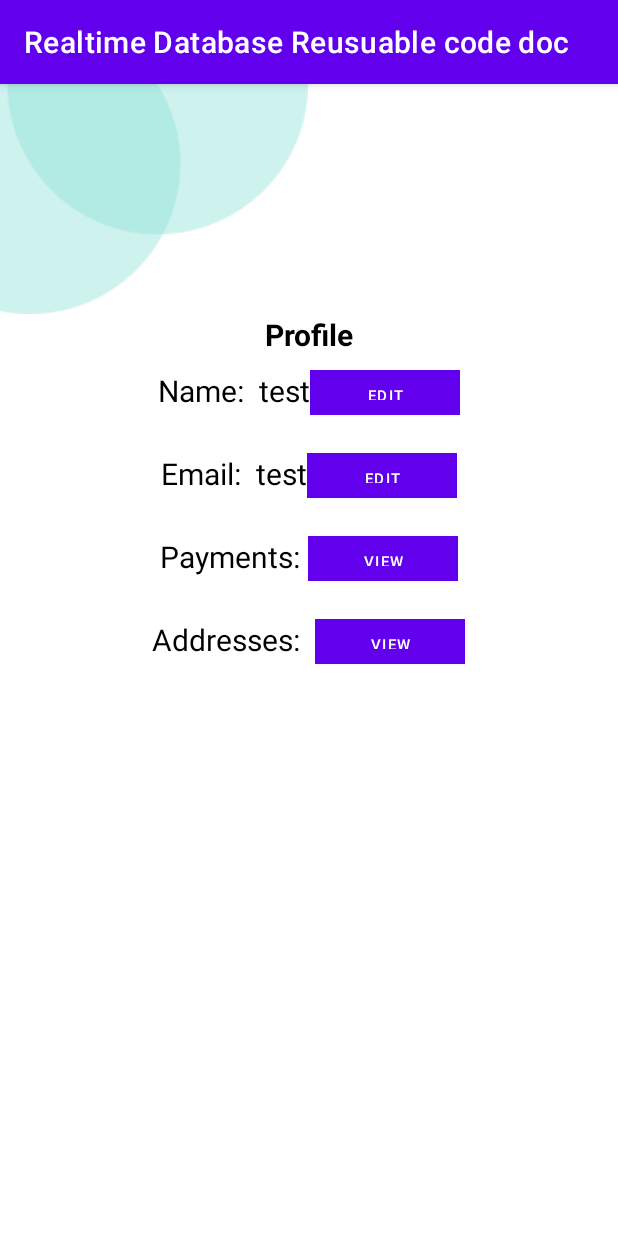
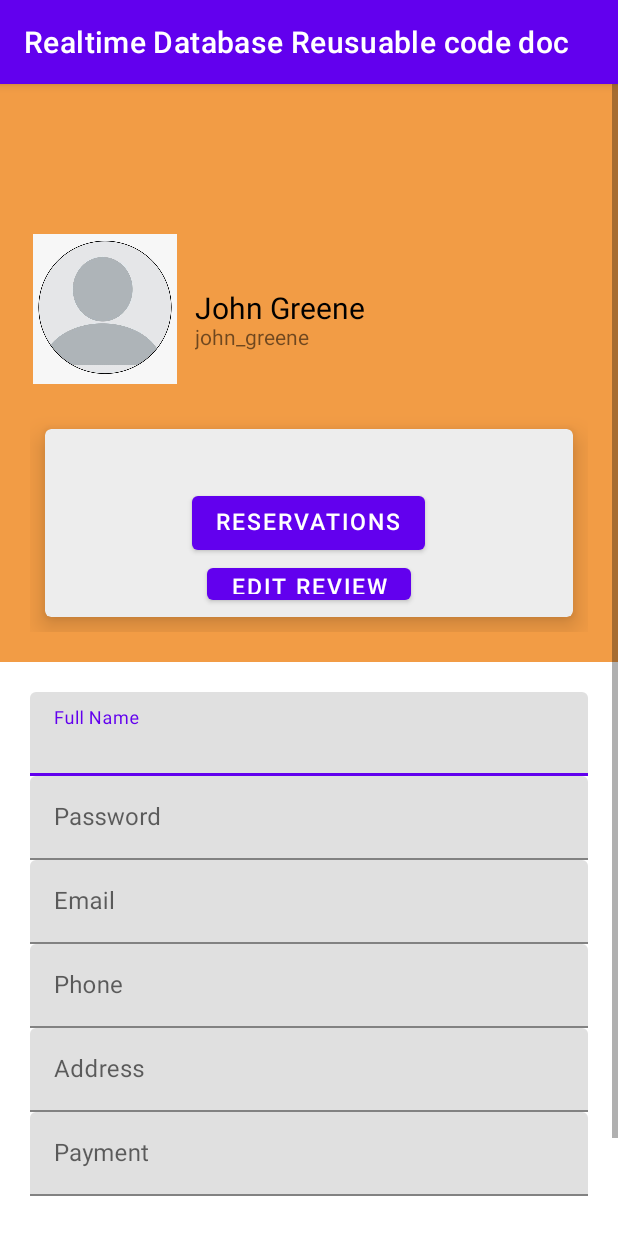
Before and after one commit to theoyugenco/Realtime-Database-Reusuable-Code, an Android app: the Profile screen opened directly, with no data from a screen before it, on a phone screen of 412 x 824 dp. Run offline under Robolectric (Android 15) with nearby library versions, the light colour scheme and no system bars; our stand-ins replace Firebase (no records; nobody signed in at launch, a user with empty details on screens opened directly).

Commit message:
Updated Reservation and Review Buttons

```diff
--- a/RealtimeDatabaseReusuablecodedoc/app/src/main/res/layout/activity_profile.xml
+++ b/RealtimeDatabaseReusuablecodedoc/app/src/main/res/layout/activity_profile.xml
@@ -1,179 +1,172 @@
 <?xml version="1.0" encoding="utf-8"?>
-<LinearLayout xmlns:android="http://schemas.android.com/apk/res/android"
+<ScrollView xmlns:android="http://schemas.android.com/apk/res/android"
     xmlns:app="http://schemas.android.com/apk/res-auto"
     xmlns:tools="http://schemas.android.com/tools"
     android:layout_width="match_parent"
     android:layout_height="match_parent"
-    android:orientation="vertical"
     android:background="@color/design_default_color_background"
     tools:context=".Profile">
 
+    <LinearLayout
+        android:layout_width="match_parent"
+        android:layout_height="match_parent"
+        android:orientation="vertical">
+
+        <RelativeLayout
+            android:layout_width="match_parent"
+            android:layout_height="300dp"
+            android:padding="20dp"
+            android:background="#f29c45">
+
             <ImageView
-        android:id="@+id/shape"
+                android:id="@+id/user_image"
+                android:layout_width="100dp"
+                android:layout_height="100dp"
+                android:src="@drawable/empty_user"
+                android:layout_centerVertical="true"/>
+
+            <TextView
+                android:id="@+id/name_field"
                 android:layout_width="wrap_content"
                 android:layout_height="wrap_content"
-        android:src="@drawable/shape"/>
-
-
-
+                android:layout_centerVertical="true"
+                android:layout_marginLeft="10dp"
+                android:layout_toRightOf="@+id/user_image"
+                android:includeFontPadding="false"
+                android:text="John Greene"
+                android:textColor="#000"
+                android:textSize="20sp" />
             <TextView
-        android:layout_width="match_parent"
+                android:id="@+id/username_field"
+                android:layout_width="wrap_content"
                 android:layout_height="wrap_content"
-        android:text="Profile"
-        android:textAlignment="center"
-        android:textColor="@color/black"
-        android:textSize="20sp"
-        android:textStyle="bold"/>
+                android:layout_below="@id/name_field"
+                android:layout_marginLeft="10dp"
+                android:layout_toRightOf="@+id/user_image"
+                android:includeFontPadding="false"
+                android:text="john_greene"
+                android:textSize="14sp" />
+        </RelativeLayout>
 
         <LinearLayout
+            android:layout_height="wrap_content"
+            android:layout_marginTop="-100dp"
+            android:layout_width="match_parent"
+            android:padding="20dp"
+            android:background="#f29c45">
+
+            <com.google.android.material.card.MaterialCardView
+                android:layout_height="125dp"
+                android:layout_margin="10dp"
+                android:layout_weight="1"
+                android:layout_width="0dp"
+                app:cardBackgroundColor="#ededed"
+                app:cardElevation="10dp">
+                <RelativeLayout
+                    android:layout_height="match_parent"
+                    android:layout_width="match_parent"
+                    android:padding="5dp">
+                    <Button
+                        android:id="@+id/payment_label"
+                        android:includeFontPadding="false"
+                        android:layout_centerInParent="true"
+                        android:layout_height="wrap_content"
                         android:layout_width="wrap_content"
+                        android:text="Reservations"
+                        android:textSize="15sp" />
+                    <Button
+                        android:id="@+id/payment_desc"
+                        android:includeFontPadding="false"
+                        android:layout_below="@id/payment_label"
+                        android:layout_centerHorizontal="true"
                         android:layout_height="wrap_content"
-        android:orientation="horizontal"
-        android:layout_gravity="center_horizontal"
-        android:layout_marginTop="10dp">
-
-        <TextView
                         android:layout_width="wrap_content"
-            android:layout_height="wrap_content"
-            android:layout_marginRight="5dp"
-            android:text="Name: "
-            android:textSize="20sp"
-            android:textColor="@color/black" />
-
-
-        <TextView
-            android:id="@+id/tvName"
-            android:layout_width="wrap_content"
-            android:layout_height="wrap_content"
-            android:text="test"
-            android:textSize="20sp"
-            android:textColor="@color/black"
-             />
-
-        <Button
-            android:id="@+id/btnEditName"
-            android:layout_width="100dp"
-            android:layout_height="30dp"
-            android:layout_gravity="center_horizontal"
-            android:layout_marginTop="15dp"
-            android:background="@drawable/login_btn"
-            android:text="Edit"
-            android:textSize="10sp"
-            android:layout_alignParentRight = "true"
-            />
-
+                        android:text="Edit Review"
+                        android:textSize="15sp" />
+                </RelativeLayout>
+            </com.google.android.material.card.MaterialCardView>
         </LinearLayout>
 
         <LinearLayout
-        android:layout_width="wrap_content"
             android:layout_height="wrap_content"
-        android:orientation="horizontal"
-        android:layout_gravity="center_horizontal"
-        android:layout_marginTop="10dp">
-
-        <TextView
-            android:layout_width="wrap_content"
-            android:layout_height="wrap_content"
-            android:layout_marginRight="5dp"
-            android:text="Email: "
-            android:textSize="20sp"
-            android:textColor="@color/black" />
+            android:layout_width="match_parent"
+            android:orientation="vertical"
+            android:padding="20dp">
 
 
-        <TextView
+            <com.google.android.material.textfield.TextInputLayout
+                android:hint="Full Name"
+                android:id="@+id/tvName"
+                android:layout_height="wrap_content"
+                android:layout_width="match_parent">
+                <com.google.android.material.textfield.TextInputEditText
+                    android:drawablePadding="10dp"
+                    android:layout_height="wrap_content"
+                    android:layout_width="match_parent" />
+            </com.google.android.material.textfield.TextInputLayout>
+
+            <com.google.android.material.textfield.TextInputLayout
+                android:hint="Password"
+                android:id="@+id/tvPassword"
+                android:layout_height="wrap_content"
+                android:layout_width="match_parent">
+                <com.google.android.material.textfield.TextInputEditText
+                    android:drawablePadding="10dp"
+                    android:layout_height="wrap_content"
+                    android:layout_width="match_parent" />
+            </com.google.android.material.textfield.TextInputLayout>
+
+            <com.google.android.material.textfield.TextInputLayout
+                android:hint="Email"
                 android:id="@+id/tvEmail"
-            android:layout_width="wrap_content"
                 android:layout_height="wrap_content"
-            android:text="test"
-            android:textSize="20sp"
-            android:textColor="@color/black"
-            />
+                android:layout_width="match_parent">
+                <com.google.android.material.textfield.TextInputEditText
+                    android:drawablePadding="10dp"
+                    android:layout_height="wrap_content"
+                    android:layout_width="match_parent" />
+            </com.google.android.material.textfield.TextInputLayout>
+
+            <com.google.android.material.textfield.TextInputLayout
+                android:hint="Phone"
+                android:id="@+id/tvPhone"
+                android:layout_height="wrap_content"
+                android:layout_width="match_parent">
+                <com.google.android.material.textfield.TextInputEditText
+                    android:drawablePadding="10dp"
+                    android:layout_height="wrap_content"
+                    android:layout_width="match_parent" />
+            </com.google.android.material.textfield.TextInputLayout>
+
+            <com.google.android.material.textfield.TextInputLayout
+                android:hint="Address"
+                android:id="@+id/tvAddress"
+                android:layout_height="wrap_content"
+                android:layout_width="match_parent">
+                <com.google.android.material.textfield.TextInputEditText
+                    android:drawablePadding="10dp"
+                    android:layout_height="wrap_content"
+                    android:layout_width="match_parent" />
+            </com.google.android.material.textfield.TextInputLayout>
+
+            <com.google.android.material.textfield.TextInputLayout
+                android:hint="Payment"
+                android:id="@+id/tvPayment"
+                android:layout_height="wrap_content"
+                android:layout_width="match_parent">
+                <com.google.android.material.textfield.TextInputEditText
+                    android:drawablePadding="10dp"
+                    android:layout_height="wrap_content"
+                    android:layout_width="match_parent" />
+            </com.google.android.material.textfield.TextInputLayout>
 
         <Button
-            android:id="@+id/btnEditEmail"
-            android:layout_width="100dp"
-            android:layout_height="30dp"
-            android:layout_gravity="center_horizontal"
-            android:layout_marginTop="15dp"
-            android:background="@drawable/login_btn"
-            android:text="Edit"
-            android:textSize="10sp"
-            android:layout_alignParentRight = "true"
-            />
+            android:background="#f29c45"
+            android:layout_height="wrap_content"
+            android:layout_marginTop="30dp"
+            android:layout_width="match_parent"
+            android:text="Edit" />
 
         </LinearLayout>
-
-    <LinearLayout
-        android:layout_width="wrap_content"
-        android:layout_height="wrap_content"
-        android:orientation="horizontal"
-        android:layout_gravity="center_horizontal"
-        android:layout_marginTop="10dp">
-
-        <TextView
-            android:layout_width="wrap_content"
-            android:layout_height="wrap_content"
-            android:layout_marginRight="5dp"
-            android:text="Payments:"
-            android:textSize="20sp"
-            android:textColor="@color/black" />
-
-
-
-
-        <Button
-            android:id="@+id/btnViewPayments"
-            android:layout_width="100dp"
-            android:layout_height="30dp"
-            android:layout_gravity="center_horizontal"
-            android:layout_marginTop="15dp"
-            android:background="@drawable/login_btn"
-            android:text="View"
-            android:textSize="10sp"
-            android:layout_alignParentRight = "true"
-            />
-
     </LinearLayout>
-
-    <LinearLayout
-        android:layout_width="wrap_content"
-        android:layout_height="wrap_content"
-        android:orientation="horizontal"
-        android:layout_gravity="center_horizontal"
-        android:layout_marginTop="10dp">
-
-        <TextView
-            android:layout_width="wrap_content"
-            android:layout_height="wrap_content"
-            android:layout_marginRight="5dp"
-            android:text="Addresses: "
-            android:textSize="20sp"
-            android:textColor="@color/black" />
-
-
-        <TextView
-            android:id="@+id/tvAddresses"
-            android:layout_width="wrap_content"
-            android:layout_height="wrap_content"
-            android:text=""
-            android:textSize="20sp"
-            android:textColor="@color/black"
-            />
-
-        <Button
-            android:id="@+id/btnViewAddresses"
-            android:layout_width="100dp"
-            android:layout_height="30dp"
-            android:layout_gravity="center_horizontal"
-            android:layout_marginTop="15dp"
-            android:background="@drawable/login_btn"
-            android:text="View"
-            android:textSize="10sp"
-            android:layout_alignParentRight = "true"
-            />
-
-    </LinearLayout>
-
-
-
-</LinearLayout>
+</ScrollView>
```
Also changed, not shown: RealtimeDatabaseReusuablecodedoc/app/src/main/res/drawable/empty_user.png (added). Lines whose indentation alone changed are shown as unchanged.
